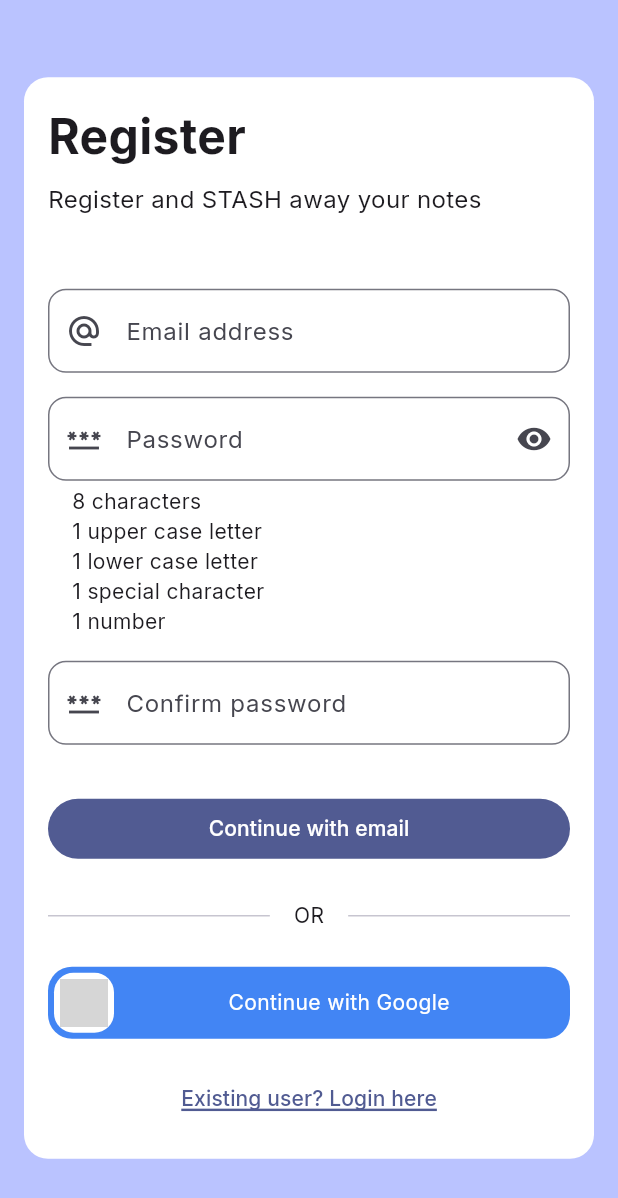
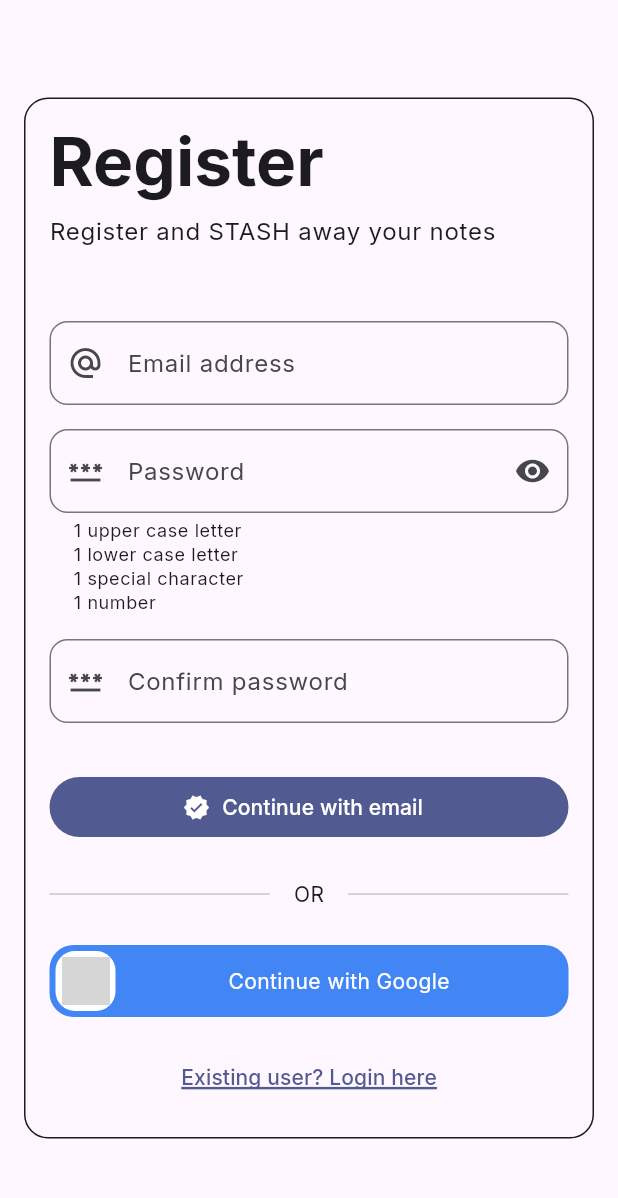
Before and after one commit to majumdersubhanu/stash_notes, a Flutter app: the screen it shows after launch, after a tap on "Continue with email", after a tap on "Create an account", on a phone screen of 412 x 824 dp. Shown: the top 1198 px of the screen. Run offline on Flutter 3.47's test engine with Material 3 defaults, Android fonts, the phone set to English and light mode, and no system bars; our stand-ins replace google_fonts; grey boxes are pictures that could not be loaded.

Commit message:
fix: auth ux

```diff
--- a/lib/login_screen.dart
+++ b/lib/login_screen.dart
@@ -17,7 +17,6 @@
   @override
   Widget build(BuildContext context) {
     return Scaffold(
-      backgroundColor: Theme.of(context).colorScheme.inversePrimary,
       resizeToAvoidBottomInset: false,
       body: Padding(
         padding: const EdgeInsets.all(16),
@@ -25,8 +24,11 @@
           child: Container(
             padding: EdgeInsets.all(16),
             decoration: BoxDecoration(
-              color: Colors.white,
+              // color: Theme.of(context).colorScheme.secondary,
               borderRadius: BorderRadius.circular(16),
+              border: Border.all(
+                color: Theme.of(context).colorScheme.onSurface,
+              ),
             ),
             child: ConstrainedBox(
               constraints: BoxConstraints(maxWidth: 350),
@@ -40,15 +42,19 @@
                     children: [
                       Text(
                         'Login',
-                        style: TextStyle(
-                          fontSize: 32,
+                        style: Theme.of(
+                          context,
+                        ).textTheme.displayMedium?.copyWith(
                           fontWeight: FontWeight.bold,
+                          color: Theme.of(context).colorScheme.onSurface,
                         ),
                       ),
                       SizedBox(height: 8),
                       Text(
                         'Welcome back to StashNotes',
-                        style: TextStyle(fontSize: 16),
+                        style: Theme.of(context).textTheme.bodyLarge?.copyWith(
+                          color: Theme.of(context).colorScheme.onSurface,
+                        ),
                       ),
                       SizedBox(height: 48),
                       TextFormField(
@@ -97,7 +103,7 @@
                         ),
                       ),
                       SizedBox(height: 32),
-                      FilledButton(
+                      FilledButton.icon(
                         onPressed: () {
                           if (_formKey.currentState!.validate()) {
                             ScaffoldMessenger.of(context).showSnackBar(
@@ -105,7 +111,8 @@
                             );
                           }
                         },
-                        child: Text('Continue with email'),
+                        label: Text('Continue with email'),
+                        icon: Icon(Icons.verified),
                       ),
                       SizedBox(height: 16),
                       TextButton(
@@ -117,12 +124,57 @@
                         spacing: 16,
                         children: [
                           Expanded(child: Divider()),
-                          Text('OR'),
+                          Text(
+                            'OR',
+                            style: Theme.of(
+                              context,
+                            ).textTheme.bodyMedium?.copyWith(
+                              color: Theme.of(context).colorScheme.onSurface,
+                            ),
+                          ),
                           Expanded(child: Divider()),
                         ],
                       ),
                       SizedBox(height: 24),
-                      GestureDetector(
+                      GoogleAuthButton(),
+                      SizedBox(height: 16),
+                      TextButton(
+                        onPressed: () {
+                          Navigator.push(
+                            context,
+                            MaterialPageRoute(
+                              builder: (context) => RegisterScreen(),
+                            ),
+                          );
+                        },
+                        child: Text(
+                          'Create an account',
+                          style: TextStyle(
+                            decoration: TextDecoration.underline,
+                            decorationColor:
+                                Theme.of(context).colorScheme.primary,
+                            decorationThickness: 1.5,
+                          ),
+                        ),
+                      ),
+                    ],
+                  ),
+                ),
+              ),
+            ),
+          ),
+        ),
+      ),
+    );
+  }
+}
+
+class GoogleAuthButton extends StatelessWidget {
+  const GoogleAuthButton({super.key});
+
+  @override
+  Widget build(BuildContext context) {
+    return GestureDetector(
       child: Container(
         decoration: BoxDecoration(
           borderRadius: BorderRadius.circular(16),
@@ -159,35 +211,6 @@
           ),
         ),
       ),
-                      ),
-                      SizedBox(height: 16),
-                      TextButton(
-                        onPressed: () {
-                          Navigator.push(
-                            context,
-                            MaterialPageRoute(
-                              builder: (context) => RegisterScreen(),
-                            ),
-                          );
-                        },
-                        child: Text(
-                          'Create an account',
-                          style: TextStyle(
-                            decoration: TextDecoration.underline,
-                            decorationColor:
-                                Theme.of(context).colorScheme.primary,
-                            decorationThickness: 1.5,
-                          ),
-                        ),
-                      ),
-                    ],
-                  ),
-                ),
-              ),
-            ),
-          ),
-        ),
-      ),
     );
   }
 }
--- a/lib/main.dart
+++ b/lib/main.dart
@@ -12,11 +12,20 @@
   @override
   Widget build(BuildContext context) {
     return MaterialApp(
+      debugShowCheckedModeBanner: false,
       home: LoginScreen(),
       theme: ThemeData(useMaterial3: true).copyWith(
         textTheme: GoogleFonts.interTextTheme(),
         colorScheme: ColorScheme.fromSeed(seedColor: Colors.indigo),
       ),
+      darkTheme: ThemeData.dark(useMaterial3: true).copyWith(
+        textTheme: GoogleFonts.interTextTheme(ThemeData.light().textTheme),
+        colorScheme: ColorScheme.fromSeed(
+          seedColor: Colors.indigo,
+          brightness: Brightness.dark,
+        ),
+      ),
+      themeMode: ThemeMode.system,
     );
   }
 }
--- a/lib/register_screen.dart
+++ b/lib/register_screen.dart
@@ -1,4 +1,5 @@
 import 'package:flutter/material.dart';
+import 'package:stash_notes/login_screen.dart';
 
 class RegisterScreen extends StatefulWidget {
   const RegisterScreen({super.key});
@@ -18,7 +19,6 @@
   @override
   Widget build(BuildContext context) {
     return Scaffold(
-      backgroundColor: Theme.of(context).colorScheme.inversePrimary,
       resizeToAvoidBottomInset: false,
       body: Padding(
         padding: const EdgeInsets.all(16),
@@ -26,8 +26,11 @@
           child: Container(
             padding: EdgeInsets.all(16),
             decoration: BoxDecoration(
-              color: Colors.white,
+              // color: Theme.of(context).colorScheme.secondary,
               borderRadius: BorderRadius.circular(16),
+              border: Border.all(
+                color: Theme.of(context).colorScheme.onSurface,
+              ),
             ),
             child: ConstrainedBox(
               constraints: BoxConstraints(maxWidth: 350),
@@ -41,15 +44,19 @@
                     children: [
                       Text(
                         'Register',
-                        style: TextStyle(
-                          fontSize: 32,
+                        style: Theme.of(
+                          context,
+                        ).textTheme.displayMedium?.copyWith(
                           fontWeight: FontWeight.bold,
+                          color: Theme.of(context).colorScheme.onSurface,
                         ),
                       ),
                       SizedBox(height: 8),
                       Text(
                         'Register and STASH away your notes',
-                        style: TextStyle(fontSize: 16),
+                        style: Theme.of(context).textTheme.bodyLarge?.copyWith(
+                          color: Theme.of(context).colorScheme.onSurface,
+                        ),
                       ),
                       SizedBox(height: 48),
                       TextFormField(
@@ -106,15 +113,14 @@
                         obscureText: true,
                         decoration: InputDecoration(
                           labelText: 'Password',
-                          helper: Column(
-                            crossAxisAlignment: CrossAxisAlignment.start,
-                            children: [
-                              Text('8 characters'),
-                              Text('1 upper case letter'),
-                              Text('1 lower case letter'),
-                              Text('1 special character'),
-                              Text('1 number'),
-                            ],
+                          hintText: 'At least 8 characters',
+                          helper: Text(
+                            '1 upper case letter\n1 lower case letter\n1 special character\n1 number',
+                            style: Theme.of(
+                              context,
+                            ).textTheme.bodySmall?.copyWith(
+                              color: Theme.of(context).colorScheme.onSurface,
+                            ),
                           ),
                           border: OutlineInputBorder(
                             borderRadius: BorderRadius.circular(12),
@@ -146,58 +152,29 @@
                         ),
                       ),
                       SizedBox(height: 32),
-                      FilledButton(
+                      FilledButton.icon(
                         onPressed: () {},
-                        child: Text('Continue with email'),
+                        label: Text('Continue with email'),
+                        icon: Icon(Icons.verified),
                       ),
                       SizedBox(height: 24),
                       Row(
                         spacing: 16,
                         children: [
                           Expanded(child: Divider()),
-                          Text('OR'),
+                          Text(
+                            'OR',
+                            style: Theme.of(
+                              context,
+                            ).textTheme.bodyMedium?.copyWith(
+                              color: Theme.of(context).colorScheme.onSurface,
+                            ),
+                          ),
                           Expanded(child: Divider()),
                         ],
                       ),
                       SizedBox(height: 24),
-                      GestureDetector(
-                        child: Container(
-                          decoration: BoxDecoration(
-                            borderRadius: BorderRadius.circular(16),
-                            color: Color(0xFF4285F4),
-                          ),
-                          child: Padding(
-                            padding: const EdgeInsets.all(4.0),
-                            child: Row(
-                              children: [
-                                Container(
-                                  decoration: BoxDecoration(
-                                    color: Colors.white,
-                                    borderRadius: BorderRadius.circular(13),
-                                  ),
-                                  child: Padding(
-                                    padding: const EdgeInsets.all(4.0),
-                                    child: Image.asset(
-                                      'assets/icons/google.png',
-                                      height: 32,
-                                      width: 32,
-                                    ),
-                                  ),
-                                ),
-                                Expanded(
-                                  child: Align(
-                                    alignment: Alignment.center,
-                                    child: Text(
-                                      'Continue with Google',
-                                      style: TextStyle(color: Colors.white),
-                                    ),
-                                  ),
-                                ),
-                              ],
-                            ),
-                          ),
-                        ),
-                      ),
+                      GoogleAuthButton(),
                       SizedBox(height: 16),
                       TextButton(
                         onPressed: () {
```
Also changed, not shown: 2 other files. Lines whose indentation alone changed are shown as unchanged.
